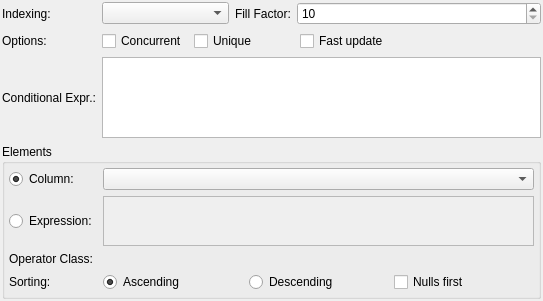
Qt form libpgmodeler_ui/ui/indexwidget.ui (pgmodeler/pgmodeler) before a commit.
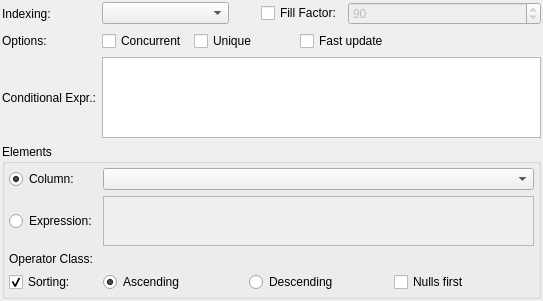
The same form after that commit.

Patch:
```diff
--- a/libpgmodeler_ui/ui/indexwidget.ui
+++ b/libpgmodeler_ui/ui/indexwidget.ui
@@ -26,6 +26,13 @@
    <property name="spacing">
     <number>6</number>
    </property>
+   <item row="0" column="3">
+    <widget class="QCheckBox" name="fill_factor_chk">
+     <property name="text">
+      <string>Fill Factor:</string>
+     </property>
+    </widget>
+   </item>
    <item row="0" column="0">
     <widget class="QLabel" name="indexing_lbl">
      <property name="sizePolicy">
@@ -80,44 +87,11 @@
      </property>
     </widget>
    </item>
-   <item row="0" column="2">
-    <widget class="QLabel" name="fill_factor_lbl">
-     <property name="sizePolicy">
-      <sizepolicy hsizetype="Preferred" vsizetype="Preferred">
-       <horstretch>0</horstretch>
-       <verstretch>0</verstretch>
-      </sizepolicy>
-     </property>
-     <property name="minimumSize">
-      <size>
-       <width>0</width>
-       <height>0</height>
-      </size>
-     </property>
-     <property name="maximumSize">
-      <size>
-       <width>16777215</width>
-       <height>16777215</height>
-      </size>
-     </property>
-     <property name="font">
-      <font>
-       <weight>50</weight>
-       <italic>false</italic>
-       <bold>false</bold>
-       <kerning>true</kerning>
-      </font>
-     </property>
-     <property name="text">
-      <string>Fill Factor:</string>
-     </property>
-     <property name="alignment">
-      <set>Qt::AlignLeading|Qt::AlignLeft|Qt::AlignVCenter</set>
-     </property>
-    </widget>
-   </item>
-   <item row="0" column="3">
+   <item row="0" column="4">
     <widget class="QSpinBox" name="fill_factor_sb">
+     <property name="enabled">
+      <bool>false</bool>
+     </property>
      <property name="sizePolicy">
       <sizepolicy hsizetype="Expanding" vsizetype="Fixed">
        <horstretch>0</horstretch>
@@ -142,6 +116,9 @@
      <property name="maximum">
       <number>100</number>
      </property>
+     <property name="value">
+      <number>90</number>
+     </property>
     </widget>
    </item>
    <item row="1" column="0">
@@ -169,7 +146,7 @@
      </property>
     </widget>
    </item>
-   <item row="1" column="1" colspan="3">
+   <item row="1" column="1" colspan="4">
     <layout class="QHBoxLayout" name="horizontalLayout_2">
      <property name="spacing">
       <number>6</number>
@@ -276,7 +253,7 @@
      </property>
     </widget>
    </item>
-   <item row="2" column="1" colspan="3">
+   <item row="2" column="1" colspan="4">
     <widget class="QTextEdit" name="cond_expr_txt">
      <property name="sizePolicy">
       <sizepolicy hsizetype="Expanding" vsizetype="Expanding">
@@ -322,7 +299,7 @@
      </property>
     </widget>
    </item>
-   <item row="3" column="0" colspan="4">
+   <item row="3" column="0" colspan="5">
     <widget class="QGroupBox" name="elements_grp">
      <property name="title">
       <string>Elements</string>
@@ -334,7 +311,7 @@
       <property name="spacing">
        <number>6</number>
       </property>
-      <item row="0" column="0">
+      <item row="0" column="1">
        <widget class="QRadioButton" name="column_rb">
         <property name="sizePolicy">
          <sizepolicy hsizetype="Preferred" vsizetype="Fixed">
@@ -365,7 +342,7 @@
         </property>
        </widget>
       </item>
-      <item row="0" column="1">
+      <item row="0" column="2">
        <widget class="QComboBox" name="column_cmb">
         <property name="sizePolicy">
          <sizepolicy hsizetype="Expanding" vsizetype="Fixed">
@@ -387,7 +364,7 @@
         </property>
        </widget>
       </item>
-      <item row="1" column="0">
+      <item row="1" column="1">
        <widget class="QRadioButton" name="expression_rb">
         <property name="sizePolicy">
          <sizepolicy hsizetype="Preferred" vsizetype="Fixed">
@@ -418,7 +395,7 @@
         </property>
        </widget>
       </item>
-      <item row="1" column="1">
+      <item row="1" column="2">
        <widget class="QTextEdit" name="elem_expr_txt">
         <property name="enabled">
          <bool>false</bool>
@@ -467,7 +444,7 @@
         </property>
        </widget>
       </item>
-      <item row="2" column="0">
+      <item row="2" column="1">
        <widget class="QLabel" name="op_class_lbl">
         <property name="sizePolicy">
          <sizepolicy hsizetype="Preferred" vsizetype="Preferred">
@@ -492,32 +469,7 @@
         </property>
        </widget>
       </item>
-      <item row="3" column="0">
-       <widget class="QLabel" name="sorting_lbl">
-        <property name="sizePolicy">
-         <sizepolicy hsizetype="Preferred" vsizetype="Preferred">
-          <horstretch>0</horstretch>
-          <verstretch>0</verstretch>
-         </sizepolicy>
-        </property>
-        <property name="minimumSize">
-         <size>
-          <width>0</width>
-          <height>0</height>
-         </size>
-        </property>
-        <property name="maximumSize">
-         <size>
-          <width>16777215</width>
-          <height>16777215</height>
-         </size>
-        </property>
-        <property name="text">
-         <string>Sorting:</string>
-        </property>
-       </widget>
-      </item>
-      <item row="3" column="1">
+      <item row="3" column="2">
        <layout class="QHBoxLayout" name="horizontalLayout">
         <item>
          <widget class="QRadioButton" name="ascending_rb">
@@ -545,9 +497,41 @@
         </item>
        </layout>
       </item>
+      <item row="3" column="1">
+       <widget class="QCheckBox" name="sorting_chk">
+        <property name="sizePolicy">
+         <sizepolicy hsizetype="Preferred" vsizetype="Fixed">
+          <horstretch>0</horstretch>
+          <verstretch>0</verstretch>
+         </sizepolicy>
+        </property>
+        <property name="text">
+         <string>Sorting:</string>
+        </property>
+        <property name="checked">
+         <bool>true</bool>
+        </property>
+       </widget>
+      </item>
      </layout>
     </widget>
    </item>
+   <item row="0" column="2">
+    <spacer name="horizontalSpacer">
+     <property name="orientation">
+      <enum>Qt::Horizontal</enum>
+     </property>
+     <property name="sizeType">
+      <enum>QSizePolicy::Fixed</enum>
+     </property>
+     <property name="sizeHint" stdset="0">
+      <size>
+       <width>20</width>
+       <height>20</height>
+      </size>
+     </property>
+    </spacer>
+   </item>
   </layout>
  </widget>
  <resources/>
```
